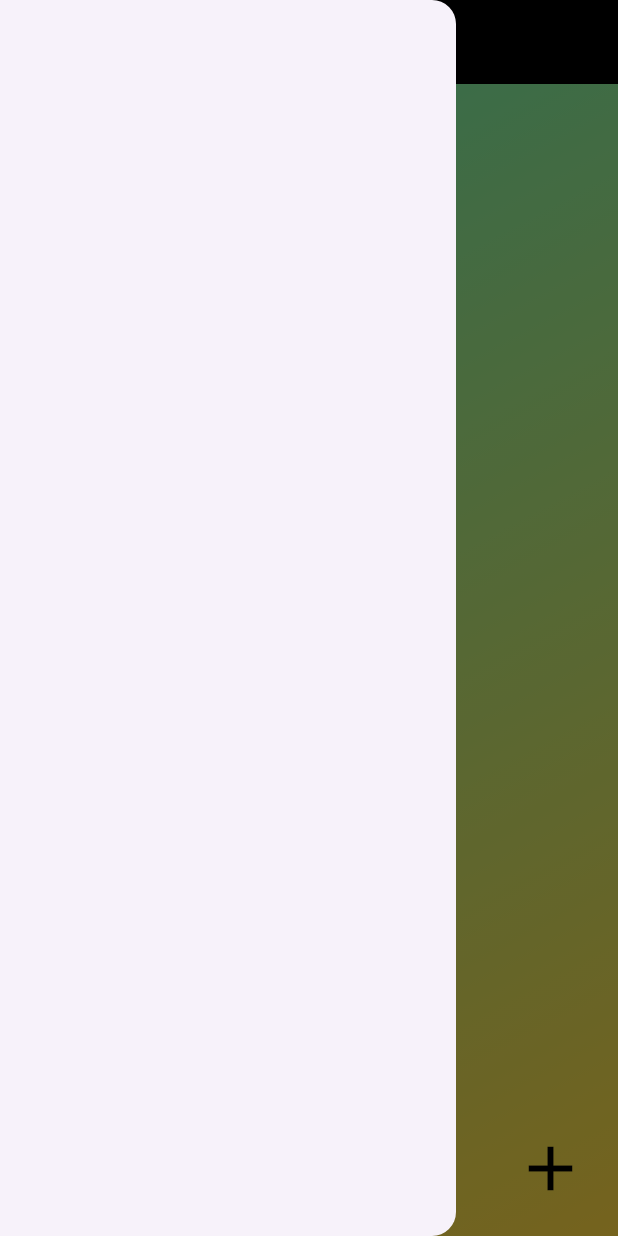
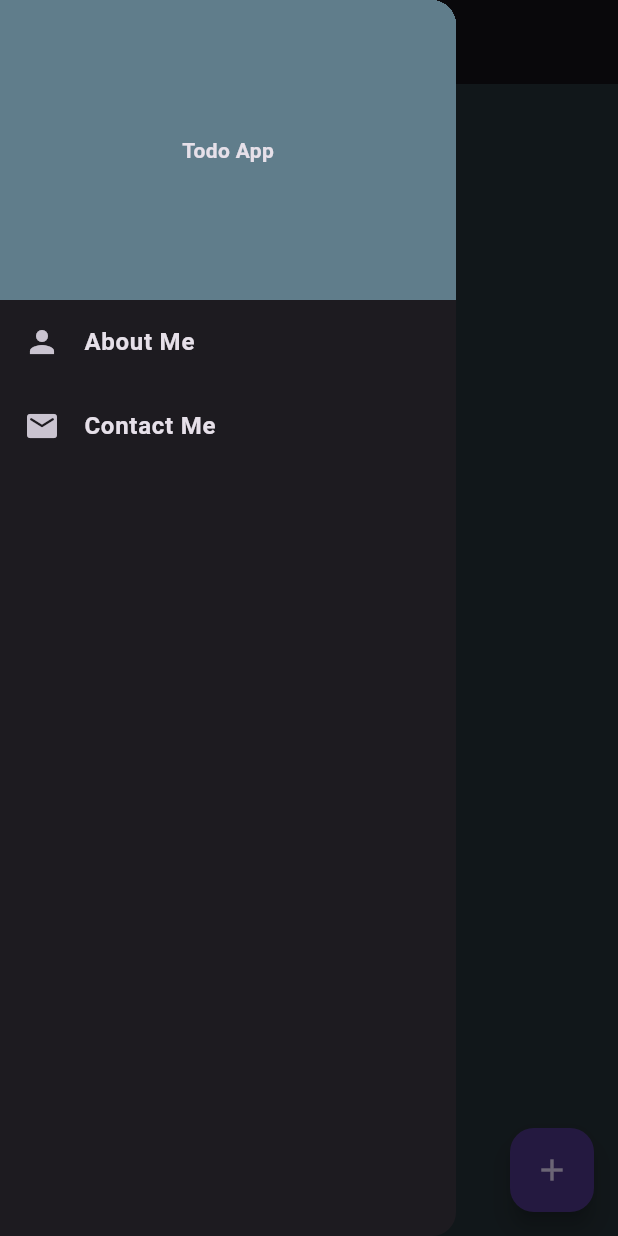
Before and after one commit to az-black/self_todo_app, a Flutter app: the screen it shows after launch, with the side drawer open, on a phone screen of 412 x 824 dp. Run offline on Flutter 3.47's test engine with Material 3 defaults, Android fonts, the phone set to English and light mode, and no system bars; our stand-ins replace shared_preferences.

Commit message:
Pembaruan Todo App

```diff
--- a/lib/addTodo.dart
+++ b/lib/addTodo.dart
@@ -1,105 +1,55 @@
 import 'package:flutter/material.dart';
 
 class AddTodo extends StatefulWidget {
-  void Function({required String todoText}) changeText;
+  void Function({required String todoText}) addTodo;
 
-  AddTodo({super.key, required this.changeText});
+  AddTodo({super.key, required this.addTodo});
 
   @override
   State<AddTodo> createState() => _AddTodoState();
 }
 
 class _AddTodoState extends State<AddTodo> {
-
   TextEditingController todoText = TextEditingController();
-  String currentText = '';
-
-
-  @override
-  void initState() {
-    super.initState();
-    todoText.addListener((){
-      setState(() {
-        currentText = todoText.text;
-      });
-    });
-  }
-
-  @override
-  void dispose(){
-    todoText.dispose();
-    super.dispose();
-  }
-
-
-
-
 
   @override
   Widget build(BuildContext context) {
     return Column(
-
-      mainAxisAlignment: MainAxisAlignment.start,
       children: [
-        Text(currentText), //dari sini
-        Expanded(
-          child: Column(
-            mainAxisAlignment: MainAxisAlignment.end,
-            children: [
-              Row(
-                mainAxisAlignment: MainAxisAlignment.end,
-                children: [
-                  Actions(
-                    actions: WidgetsApp.defaultActions,
-                    child: InkWell(
-                      splashColor: Color.fromARGB(255, 245, 0, 0),
-                      highlightColor: Colors.red,
-                      onTap: () {
-                        showModalBottomSheet(
-                          context: context,
-                          builder: (context) {
-                            return Column(
-                              children: [
+        SizedBox(height: 20),
+        Text('Add Todo:'),
         Container(
-                                  padding: EdgeInsets.all(20),
+          padding: EdgeInsets.all(10),
+          child: Padding(
+            padding: const EdgeInsets.all(10),
             child: TextField(
+              onSubmitted: (value) {
+                if (todoText.text.isNotEmpty) {
+                  widget.addTodo(todoText: todoText.text);
+                }
+                todoText.text = todoText.text;
+              },
+              autofocus: true,
               controller: todoText,
               decoration: InputDecoration(
-                                      prefixIcon: Icon(Icons.chat),
-                                      label: Text('Isikan Uneg-uneg'),
+                prefixIcon: Icon(Icons.clean_hands_outlined),
                 border: OutlineInputBorder(
-                                        gapPadding:
-                                            BorderSide.strokeAlignOutside,
-                                        borderRadius: BorderRadius.all(
-                                          Radius.circular(10),
+                  borderRadius: BorderRadius.circular(20),
                 ),
-                                        borderSide: BorderSide(width: 50),
               ),
             ),
           ),
         ),
         ElevatedButton(
           onPressed: () {
-                                    print(todoText);
-                                    widget.changeText(todoText: todoText.text);
-                                    todoText.text = currentText;
+            if (todoText.text.isNotEmpty) {
+              widget.addTodo(todoText: todoText.text);
+            }
+            todoText.text = todoText.text;
           },
           child: Text('Add'),
         ),
       ],
     );
-                          },
-                        );
-                      },
-                      child: Icon(Icons.add, size: 50, color: Colors.black),
-                    ),
-                  ),
-                ],
-              ),
-            ],
-          ),
-        ),
-      ],
-    );
   }
 }
--- a/lib/homeScreen.dart
+++ b/lib/homeScreen.dart
@@ -1,5 +1,8 @@
 import 'package:flutter/material.dart';
+import 'package:shared_preferences/shared_preferences.dart';
 import 'package:todoapp/addTodo.dart';
+import 'package:todoapp/widgets/drawer.dart';
+import 'package:todoapp/widgets/todoList.dart';
 
 class HomeScreen extends StatefulWidget {
   const HomeScreen({super.key});
@@ -9,48 +12,108 @@ class HomeScreen extends StatefulWidget {
 }
 
 class _HomeScreenState extends State<HomeScreen> {
-  String text = 'Belum ada todo';
+  bool _isBottomSheetOpen = false;
 
-  void changeText(todoText) {
+  String text = '';
+
+  List<String> todoList = [];
+
+  void addTodo({required String todoText}) {
+    if (todoList.contains(todoText)) {
+      showDialog(
+        context: context,
+        builder: (context) {
+          return AlertDialog(
+            title: Text('Data Sudah Ada'),
+            content: Text('Data ini sudah ada'),
+            actions: [
+              ElevatedButton(
+                onPressed: () {
+                  Navigator.pop(context);
+                },
+                child: Text('Close'),
+              ),
+            ],
+          );
+        },
+      );
+      return;
+    }
     setState(() {
-      text = 'Hallo Dunia';
+      todoList.insert(0, todoText);
+    });
+    updateLocalData();
+    Navigator.pop(context);
+  }
+
+  void updateLocalData() async {
+    // Obtain shared preferences.
+    final SharedPreferences prefs = await SharedPreferences.getInstance();
+    await prefs.setStringList('todoList', todoList);
+  }
+
+  void loadData() async {
+    final SharedPreferences prefs = await SharedPreferences.getInstance();
+    final loadedList = (prefs.getStringList("todoList") ?? []).toList();
+
+    setState(() {
+      todoList = loadedList;
+    });
+  }
+
+  @override
+  void initState() {
+    super.initState();
+    loadData();
+  }
+
+  void FloatButton() {
+    setState(() {
+      _isBottomSheetOpen = true;
+    });
+    showModalBottomSheet(
+      context: context,
+      builder: (context) {
+        return Padding(
+          padding: MediaQuery.of(context).viewInsets,
+          child: AddTodo(addTodo: addTodo),
+        );
+      },
+    ).whenComplete(() {
+      setState(() {
+        _isBottomSheetOpen = false;
+      });
     });
   }
 
   @override
   Widget build(BuildContext context) {
     return Scaffold(
-      drawer: Drawer(),
+      drawer: DrawerList(),
       appBar: AppBar(
-        iconTheme: IconThemeData(color: Colors.white),
-        backgroundColor: Colors.black,
         centerTitle: true,
-        title: Text(
-          'Todo App',
-          style: TextStyle(
-            fontSize: 25,
-            fontWeight: FontWeight.bold,
-            color: Colors.white,
-          ),
+        title: Text('Todo App', style: TextStyle(fontWeight: FontWeight.bold)),
+      ),
+      body: Container(
+        color: Colors.blueGrey[900],
+        padding: EdgeInsets.all(15),
+        width: double.infinity,
+        height: double.infinity,
+        child: Column(
+          children: [
+            Expanded(
+              child: TodoList(
+                todoList: todoList,
+                updateLocalData: updateLocalData,
+              ),
+            ),
+            Text('$text'),
+          ],
         ),
       ),
-      body: Container(
-        padding: EdgeInsets.all(20),
-        width: double.infinity,
-        height: double.infinity,
-        decoration: BoxDecoration(
-          gradient: LinearGradient(
-            colors: [Colors.greenAccent, Colors.amberAccent],
-            begin: Alignment.topLeft,
-            end: Alignment.bottomRight,
-          ),
-        ),
-        child: AddTodo(changeText: ({required String todoText}) {
-          setState(() {
-            text: todoText;
-          });
-
-        },),
+      floatingActionButton: FloatingActionButton(
+        onPressed: FloatButton,
+        child: Icon(_isBottomSheetOpen ? Icons.close : Icons.add),
       ),
     );
   }
--- a/lib/main.dart
+++ b/lib/main.dart
@@ -1,7 +1,7 @@
 import 'package:flutter/material.dart';
 import 'package:todoapp/homeScreen.dart';
 
-void main(){
+void main() {
   runApp(const MyApp());
 }
 
@@ -18,6 +18,7 @@ class _MyAppState extends State<MyApp> {
     return MaterialApp(
       debugShowCheckedModeBanner: false,
       home: HomeScreen(),
+      theme: ThemeData.dark(useMaterial3: true),
     );
   }
 }
--- /dev/null
+++ b/lib/widgets/drawer.dart
@@ -0,0 +1,52 @@
+import 'package:flutter/material.dart';
+import 'package:url_launcher/url_launcher.dart';
+
+class DrawerList extends StatefulWidget {
+  const DrawerList({super.key});
+
+  @override
+  State<DrawerList> createState() => _DrawerListState();
+}
+
+class _DrawerListState extends State<DrawerList> {
+  @override
+  Widget build(BuildContext context) {
+    return Drawer(
+        child: Column(
+          children: [
+            Container(
+              color: Colors.blueGrey,
+              height: 200,
+              width: double.infinity,
+              child: Center(
+                child: Text(
+                  'Todo App',
+                  style: TextStyle(fontWeight: FontWeight.bold),
+                ),
+              ),
+            ),
+            ListTile(
+              onTap: (){
+                launchUrl(Uri.parse("https://www.google.com/"));
+              },
+              leading: Icon(Icons.person),
+              title: Text(
+                'About Me',
+                style: TextStyle(fontWeight: FontWeight.bold),
+              ),
+            ),
+            ListTile(
+              onTap: (){
+                launchUrl(Uri.parse("https://id.wikipedia.org/wiki/Monyet"));
+              },
+              leading: Icon(Icons.email_rounded),
+              title: Text(
+                'Contact Me',
+                style: TextStyle(fontWeight: FontWeight.bold),
+              ),
+            ),
+          ],
+        ),
+      );
+  }
+}
--- /dev/null
+++ b/lib/widgets/todoList.dart
@@ -0,0 +1,82 @@
+import 'package:flutter/material.dart';
+
+class TodoList extends StatefulWidget {
+  List<String> todoList;
+  void Function() updateLocalData;
+
+  TodoList({super.key, required this.todoList, required this.updateLocalData});
+
+  @override
+  State<TodoList> createState() => _TodoListState();
+}
+
+class _TodoListState extends State<TodoList> {
+  void onItemClicked({required int index}) {
+    showModalBottomSheet(
+      context: context,
+      builder: (context) {
+        return Container(
+          width: double.infinity,
+          padding: EdgeInsets.all(20),
+          child: ElevatedButton(
+            onPressed: () {
+              setState(() {
+                widget.todoList.removeAt(index);
+              });
+              widget.updateLocalData();
+              Navigator.pop(context);
+            },
+            child: Text('Marks as Done'),
+          ),
+        );
+      },
+    );
+  }
+
+  @override
+  Widget build(BuildContext context) {
+    return (widget.todoList.isEmpty)
+        ? Center(
+          child: Text(
+            'Tidak Ada Kegiatan',
+            style: TextStyle(fontWeight: FontWeight.bold),
+          ),
+        )
+        : ListView.builder(
+          itemCount: widget.todoList.length,
+          itemBuilder: (BuildContext, int index) {
+            return Material(
+              color: Colors.transparent,
+              child: Dismissible(
+                key: UniqueKey(),
+                direction: DismissDirection.startToEnd,
+                background: Container(
+                  color: Colors.green,
+                  child: Row(
+                    children: [
+                      Padding(
+                        padding: const EdgeInsets.all(8.0),
+                        child: Icon(Icons.check_rounded),
+                      ),
+                    ],
+                  ),
+                ),
+                onDismissed: (direction) {
+                  setState(() {
+                    widget.todoList.removeAt(index);
+                  });
+                  widget.updateLocalData();
+                },
+                child: ListTile(
+                  onTap: () {
+                    onItemClicked(index: index);
+                    print("OK");
+                  },
+                  title: Text(widget.todoList[index]),
+                ),
+              ),
+            );
+          },
+        );
+  }
+}
--- a/pubspec.yaml
+++ b/pubspec.yaml
@@ -34,6 +34,8 @@ dependencies:
   # The following adds the Cupertino Icons font to your application.
   # Use with the CupertinoIcons class for iOS style icons.
   cupertino_icons: ^1.0.8
+  shared_preferences: ^2.5.3
+  url_launcher: ^6.3.1
 
 dev_dependencies:
   flutter_test:
```
Also changed, not shown: pubspec.lock, 6 other files. Lines whose indentation alone changed are shown as unchanged.
